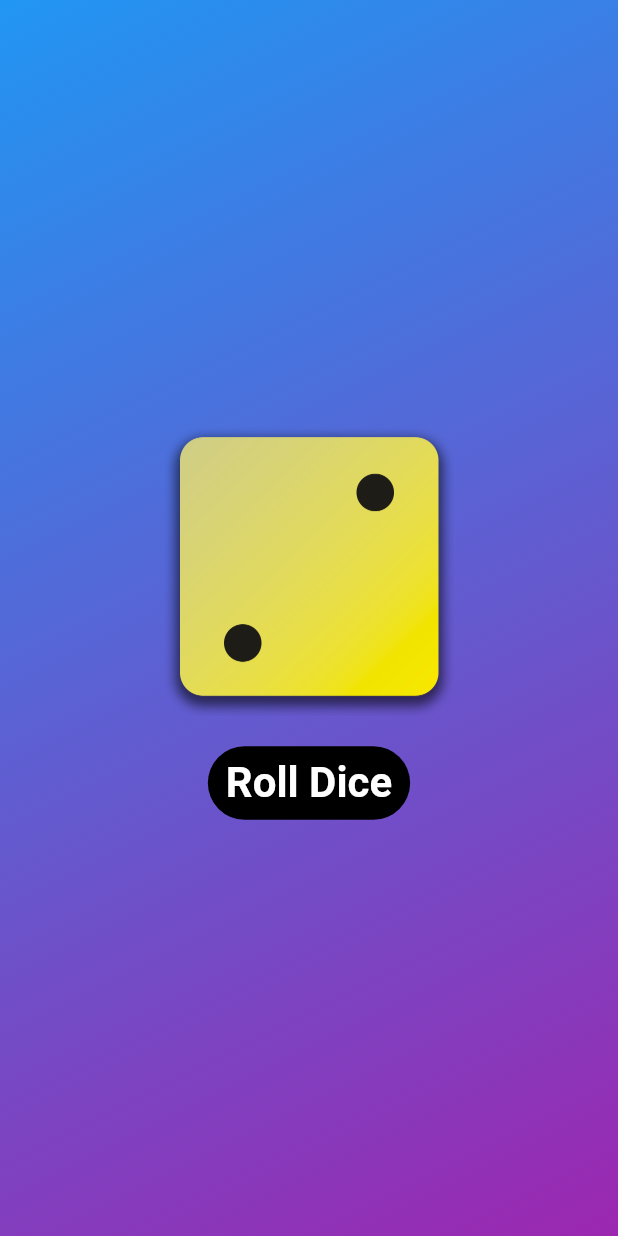
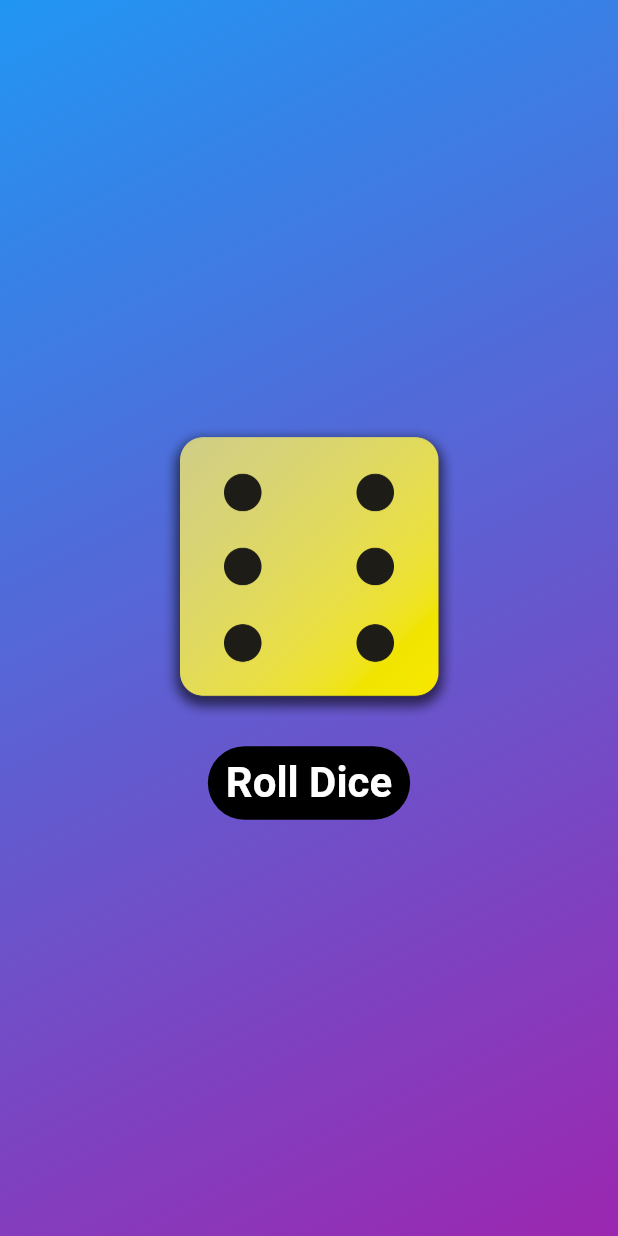
Before and after one commit to KayabaZeref/learnFlutter, a Flutter app: the screen it shows after launch, after a tap on "Roll Dice", on a phone screen of 412 x 824 dp. Run offline on Flutter 3.47's test engine with Material 3 defaults, Android fonts, the phone set to English and light mode, and no system bars.

Commit message:
Add RollerDice component for interactive dice rolling functionality

```diff
--- a/lib/gradient_container.dart
+++ b/lib/gradient_container.dart
@@ -1,5 +1,5 @@
 import 'package:flutter/material.dart';
-// import 'package:first_app/style_text.dart';
+import 'package:first_app/roller_dice.dart';
 
 var startAlignment = Alignment.topLeft;
 var endAlignment = Alignment.bottomRight;
@@ -11,11 +11,14 @@ var endAlignment = Alignment.bottomRight;
 class GradientContainer extends StatelessWidget {
   // Use constructor to initialize the widget
   // Use super.key to pass the key to the parent class
-  GradientContainer(this.gradienColorsOne, this.gradienColorsTwo, {super.key});
+  const GradientContainer(
+    this.gradienColorsOne,
+    this.gradienColorsTwo, {
+    super.key,
+  });
   // Use StatelessWidget to create a widget that does not require state management
   final Color gradienColorsOne;
   final Color gradienColorsTwo;
-  var activeDiceImage = 'dice-2.png';
 
   @override
   Widget build(context) {
@@ -28,37 +31,7 @@ class GradientContainer extends StatelessWidget {
         ),
       ),
       // child: Center(child: StyleText("Hello, World!")),
-      child: Center(
-        child: Column(
-          // Use Column to create a vertical layout
-          // Use mainAxisSize.min to center the children
-          mainAxisSize: MainAxisSize.min,
-          children: [
-            Image.asset('assets/images/$activeDiceImage', width: 200),
-            // use SizedBox to create space between the image and the button
-            const SizedBox(height: 20),
-            TextButton(
-              onPressed: rollDice,
-              style: TextButton.styleFrom(
-                // // padding: Use EdgeInsets to create padding on top
-                // padding: const EdgeInsets.only(top: 20),
-                backgroundColor: Colors.black,
-                foregroundColor: Colors.white,
-                textStyle: const TextStyle(
-                  fontSize: 28,
-                  fontWeight: FontWeight.bold,
-                ),
-              ),
-              child: Text('Roll Dice'),
-            ),
-          ],
-        ),
-      ),
+      child: Center(child: RollerDice()),
     );
   }
-
-  // Use rollDice to create a function that will be called when the button is pressed
-  void rollDice() {
-    activeDiceImage = "dice-3.png";
-  }
 }
--- /dev/null
+++ b/lib/roller_dice.dart
@@ -0,0 +1,64 @@
+import 'package:flutter/material.dart';
+import 'dart:math';
+
+// Use randomizer to create a random number generator
+// Use Random to create a random number generator
+// Why put here? Because it will make Random() only once
+final randomizer = Random();
+
+class RollerDice extends StatefulWidget {
+  const RollerDice({super.key});
+
+  @override
+  State<RollerDice> createState() {
+    return _RollerDiceState();
+  }
+}
+
+@override
+State<RollerDice> createState() {
+  return _RollerDiceState();
+}
+
+// Use StatefulWidget to create a widget that requires state management
+//underscore means private
+class _RollerDiceState extends State<RollerDice> {
+  var randomDiceNumber = randomizer.nextInt(6) + 1; // + 1 to make it 1-6
+
+  @override
+  Widget build(context) {
+    return Column(
+      // Use Column to create a vertical layout
+      // Use mainAxisSize.min to center the children
+      mainAxisSize: MainAxisSize.min,
+      children: [
+        Image.asset('assets/images/dice-$randomDiceNumber.png', width: 200),
+        // use SizedBox to create space between the image and the button
+        const SizedBox(height: 20),
+        TextButton(
+          onPressed: rollDice,
+          style: TextButton.styleFrom(
+            // // padding: Use EdgeInsets to create padding on top
+            // padding: const EdgeInsets.only(top: 20),
+            backgroundColor: Colors.black,
+            foregroundColor: Colors.white,
+            textStyle: const TextStyle(
+              fontSize: 28,
+              fontWeight: FontWeight.bold,
+            ),
+          ),
+          child: Text('Roll Dice'),
+        ),
+      ],
+    );
+  }
+
+  // Use rollDice to create a function that will be called when the button is pressed
+  void rollDice() {
+    // Use setState to reload the build method and update the UI
+    setState(() {
+      // Use setState to update the state of the widget
+      randomDiceNumber = randomizer.nextInt(6) + 1;
+    });
+  }
+}
```
